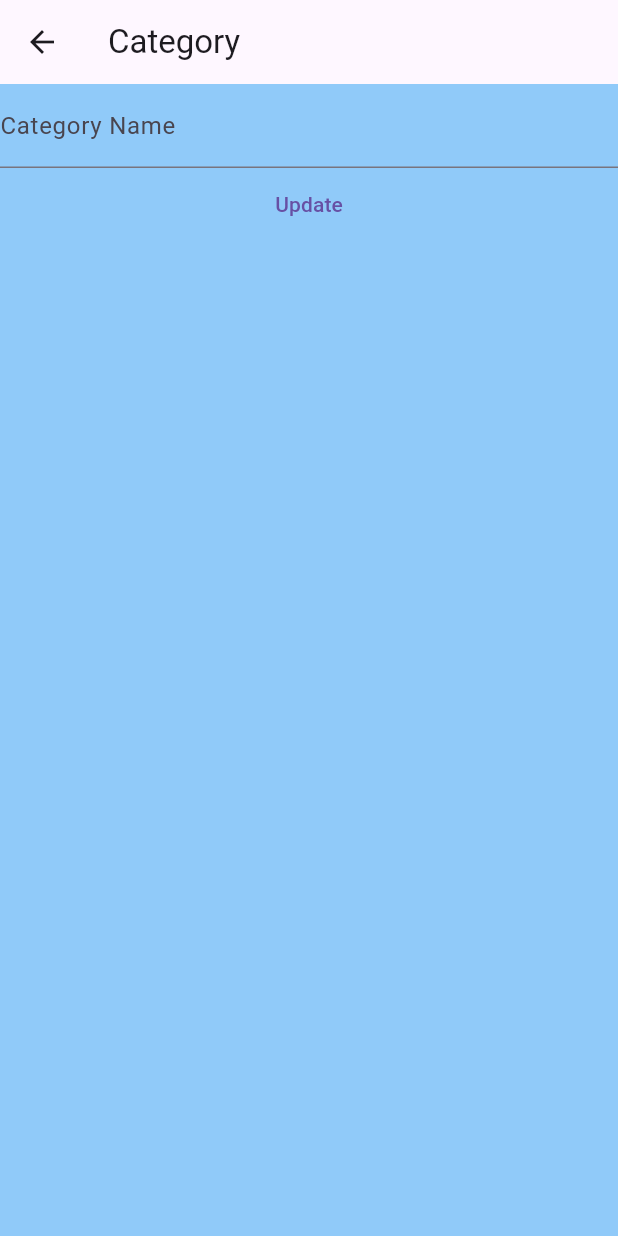
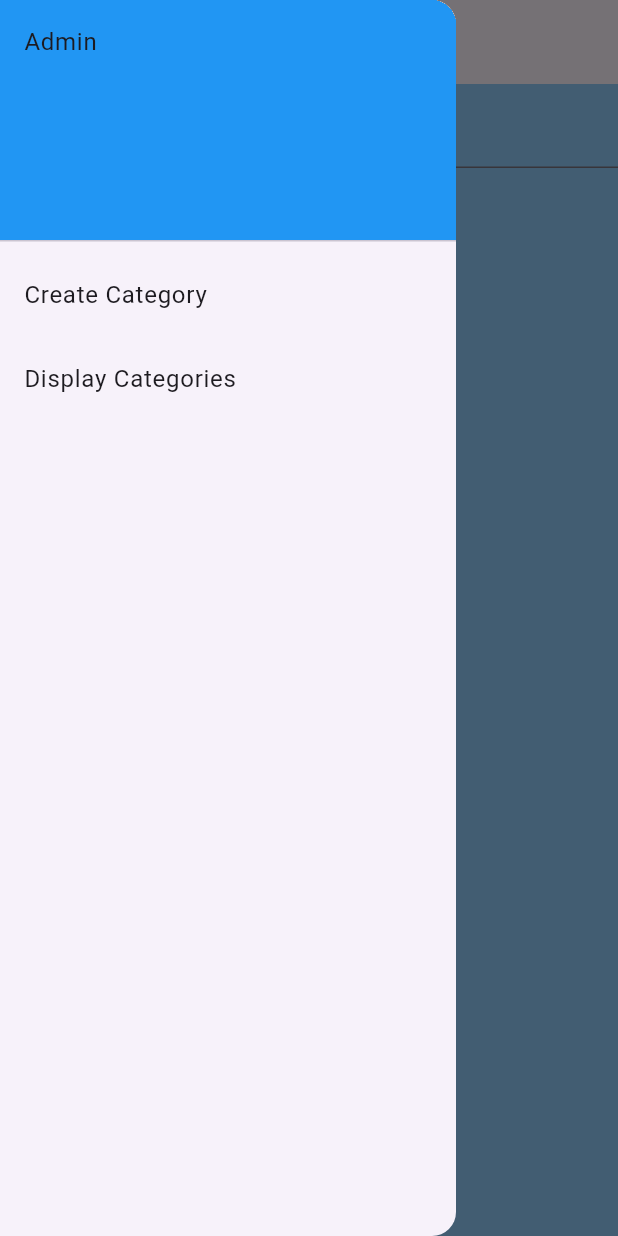
Before and after one commit to maazulhaq00/Flutter-S2, a Flutter app: the EditCategoryScreen screen opened directly with empty values, with the side drawer open (before the commit the screen has no drawer), on a phone screen of 412 x 824 dp. Run offline on Flutter 3.47's test engine with Material 3 defaults, Android fonts, the phone set to English and light mode, and no system bars; our stand-ins replace cloud_firestore, firebase_core; accounts and stored records are empty.

Commit message:
drawer and structure

```diff
--- a/our_app/lib/main.dart
+++ b/our_app/lib/main.dart
@@ -1,7 +1,7 @@
 import 'package:flutter/material.dart';
 import 'package:firebase_core/firebase_core.dart';
-import 'package:our_app/screens/CategoryListScreen.dart';
-import 'package:our_app/screens/CategoryScreen.dart';
+import 'package:our_app/screens/admin/category/CategoryListScreen.dart';
+import 'package:our_app/screens/admin/category/CreateCategoryScreen.dart';
 import 'firebase_options.dart';
 
 
--- a/our_app/lib/screens/CategoryListScreen.dart
+++ b/our_app/lib/screens/admin/category/CategoryListScreen.dart
@@ -1,6 +1,7 @@
 import 'package:cloud_firestore/cloud_firestore.dart';
 import 'package:flutter/material.dart';
-import 'package:our_app/screens/EditCategoryScreen.dart';
+import 'package:our_app/screens/admin/category/EditCategoryScreen.dart';
+import 'package:our_app/widgets/AdminDrawer.dart';
 
 var db = FirebaseFirestore.instance;
 
@@ -34,6 +35,7 @@ class _CategoryListScreenState extends State<CategoryListScreen> {
     return Scaffold(
       backgroundColor: Colors.blue.shade200,
       appBar: AppBar(title: Text("Category List")),
+      drawer: AppDrawer(),
       body: StreamBuilder<QuerySnapshot>(
         stream: db.collection('catgories').snapshots(),
         builder: (context, snapshot) {
--- a/our_app/lib/screens/EditCategoryScreen.dart
+++ b/our_app/lib/screens/admin/category/EditCategoryScreen.dart
@@ -1,5 +1,6 @@
 import 'package:cloud_firestore/cloud_firestore.dart';
 import 'package:flutter/material.dart';
+import 'package:our_app/widgets/AdminDrawer.dart';
 
 var db = FirebaseFirestore.instance;
 class EditCategoryScreen extends StatefulWidget {
@@ -39,7 +40,8 @@ class _EditCategoryScreenState extends State<EditCategoryScreen> {
   Widget build(BuildContext context) {
     return Scaffold(
       backgroundColor: Colors.blue.shade200,
-      appBar: AppBar(title: Text("Category")),
+      appBar: AppBar(title: Text("Edit Category")),
+      drawer: AppDrawer(),
       body: Column(
         children: [
           TextField(
--- /dev/null
+++ b/our_app/lib/widgets/AdminDrawer.dart
@@ -0,0 +1,40 @@
+import 'package:flutter/material.dart';
+import 'package:our_app/screens/admin/category/CategoryListScreen.dart';
+import 'package:our_app/screens/admin/category/CreateCategoryScreen.dart';
+
+class AppDrawer extends StatelessWidget {
+  const AppDrawer({super.key});
+
+  @override
+  Widget build(BuildContext context) {
+    return Drawer(
+      child: ListView(
+        padding: EdgeInsets.zero,
+        children: [
+          DrawerHeader(
+            decoration: BoxDecoration(color: Colors.blue),
+            child: Text("Admin"),
+          ),
+          ListTile(
+            title: Text("Create Category"),
+            onTap: () {
+              Navigator.push(
+                context,
+                MaterialPageRoute(builder: (context) => CreateCategoryScreen()),
+              );
+            },
+          ),
+          ListTile(
+            title: Text("Display Categories"),
+            onTap: () {
+              Navigator.push(
+                context,
+                MaterialPageRoute(builder: (context) => CategoryListScreen()),
+              );
+            },
+          ),
+        ],
+      ),
+    );
+  }
+}
```
Also changed, not shown: our_app/lib/screens/admin/category/CreateCategoryScreen.dart (renamed from our_app/lib/screens/CategoryScreen.dart, +8 -6 lines).
